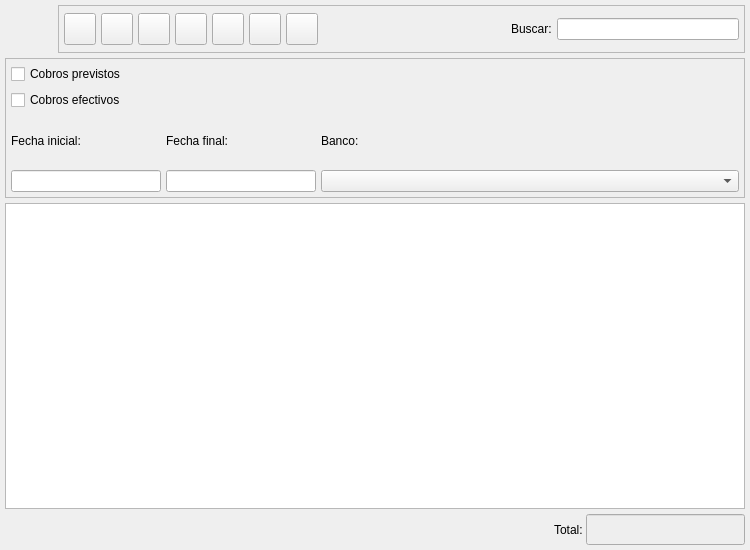
The window that bulmages/bulmafact/plugins/pluginbf_clientecobro/cobroslistbase.ui (eboladev/Bulmages-1) describes before a commit, drawn with Qt 5.
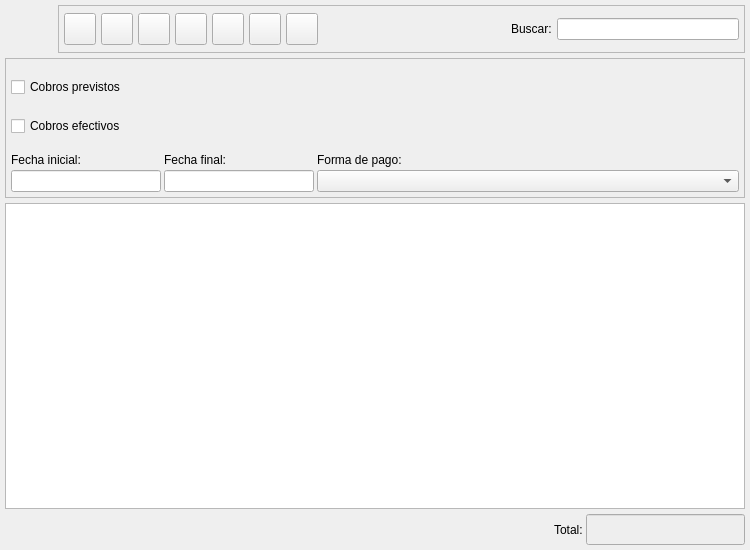
The same window after the commit. Icons and pictures are not drawn. Custom widgets are drawn as their Qt base class.

Commit message: Pongo la forma de pago en los cobros. Y quito los bancos que ahora van incorporados en la propia forma de pago. NOTA: Con este commit hay cambios en la base de datos de facturación asi que no os olvideis de aplicar el correspondiente parche ya que sino el programa no funcionará

What changed in the file:
```diff
--- a/bulmages/bulmafact/plugins/pluginbf_clientecobro/cobroslistbase.ui
+++ b/bulmages/bulmafact/plugins/pluginbf_clientecobro/cobroslistbase.ui
@@ -28,153 +28,10 @@
    <property name="spacing">
     <number>5</number>
    </property>
-   <item row="1" column="0">
-    <widget class="QFrame" name="m_busqueda">
-     <property name="minimumSize">
-      <size>
-       <width>16</width>
-       <height>140</height>
-      </size>
-     </property>
-     <property name="frameShape">
-      <enum>QFrame::StyledPanel</enum>
-     </property>
-     <property name="frameShadow">
-      <enum>QFrame::Raised</enum>
-     </property>
-     <layout class="QGridLayout">
-      <property name="margin">
-       <number>5</number>
-      </property>
-      <property name="spacing">
-       <number>5</number>
-      </property>
-      <item row="1" column="2">
-       <widget class="QLabel" name="textLabel1_5">
-        <property name="text">
-         <string>Banco:</string>
-        </property>
-       </widget>
-      </item>
-      <item row="2" column="2">
-       <widget class="BfBuscarBanco" name="mui_idbanco">
-        <property name="sizePolicy">
-         <sizepolicy hsizetype="Expanding" vsizetype="Fixed">
-          <horstretch>0</horstretch>
-          <verstretch>0</verstretch>
-         </sizepolicy>
-        </property>
-        <property name="minimumSize">
-         <size>
-          <width>200</width>
-          <height>21</height>
-         </size>
-        </property>
-       </widget>
-      </item>
-      <item row="1" column="1">
-       <widget class="QLabel" name="textLabel1_4_2">
-        <property name="text">
-         <string>Fecha final:</string>
-        </property>
-       </widget>
-      </item>
-      <item row="2" column="1">
-       <widget class="BlDateSearch" name="m_fechafin">
-        <property name="sizePolicy">
-         <sizepolicy hsizetype="Fixed" vsizetype="Preferred">
-          <horstretch>0</horstretch>
-          <verstretch>0</verstretch>
-         </sizepolicy>
-        </property>
-        <property name="minimumSize">
-         <size>
-          <width>150</width>
-          <height>21</height>
-         </size>
-        </property>
-       </widget>
-      </item>
-      <item row="1" column="0">
-       <widget class="QLabel" name="textLabel1_4">
-        <property name="text">
-         <string>Fecha inicial:</string>
-        </property>
-       </widget>
-      </item>
-      <item row="2" column="0">
-       <widget class="BlDateSearch" name="m_fechain">
-        <property name="sizePolicy">
-         <sizepolicy hsizetype="Fixed" vsizetype="Preferred">
-          <horstretch>0</horstretch>
-          <verstretch>0</verstretch>
-         </sizepolicy>
-        </property>
-        <property name="minimumSize">
-         <size>
-          <width>150</width>
-          <height>21</height>
-         </size>
-        </property>
-       </widget>
-      </item>
-      <item row="0" column="0" colspan="3">
-       <layout class="QHBoxLayout">
-        <property name="spacing">
-         <number>5</number>
-        </property>
-        <property name="margin">
-         <number>0</number>
-        </property>
-        <item>
-         <layout class="QVBoxLayout">
-          <property name="spacing">
-           <number>6</number>
-          </property>
-          <property name="margin">
-           <number>0</number>
-          </property>
-          <item>
-           <widget class="QCheckBox" name="mui_previsiones">
-            <property name="text">
-             <string>Cobros previstos</string>
-            </property>
-           </widget>
-          </item>
-          <item>
-           <widget class="QCheckBox" name="mui_efectivos">
-            <property name="text">
-             <string>Cobros efectivos</string>
-            </property>
-           </widget>
-          </item>
-         </layout>
-        </item>
-        <item>
-         <widget class="BlSearchWidget" name="m_cliente" native="true">
-          <property name="sizePolicy">
-           <sizepolicy hsizetype="Expanding" vsizetype="Preferred">
-            <horstretch>0</horstretch>
-            <verstretch>0</verstretch>
-           </sizepolicy>
-          </property>
-          <property name="minimumSize">
-           <size>
-            <width>250</width>
-            <height>0</height>
-           </size>
-          </property>
-         </widget>
-        </item>
-       </layout>
-      </item>
-     </layout>
-    </widget>
-   </item>
-   <item row="2" column="0">
-    <widget class="CobrosListSubForm" name="mui_list"/>
-   </item>
    <item row="3" column="0">
+    <widget class="CobrosListSubForm" name="mui_list"/>
+   </item>
+   <item row="4" column="0">
     <layout class="QHBoxLayout">
      <property name="spacing">
       <number>3</number>
@@ -654,15 +511,159 @@
      </item>
     </layout>
    </item>
+   <item row="2" column="0">
+    <widget class="QFrame" name="m_busqueda">
+     <property name="minimumSize">
+      <size>
+       <width>16</width>
+       <height>140</height>
+      </size>
+     </property>
+     <property name="frameShape">
+      <enum>QFrame::StyledPanel</enum>
+     </property>
+     <property name="frameShadow">
+      <enum>QFrame::Raised</enum>
+     </property>
+     <layout class="QGridLayout" name="gridLayout">
+      <item row="0" column="0" colspan="3">
+       <layout class="QHBoxLayout">
+        <property name="spacing">
+         <number>5</number>
+        </property>
+        <property name="margin">
+         <number>0</number>
+        </property>
+        <item>
+         <layout class="QVBoxLayout">
+          <property name="spacing">
+           <number>6</number>
+          </property>
+          <property name="margin">
+           <number>0</number>
+          </property>
+          <item>
+           <widget class="QCheckBox" name="mui_previsiones">
+            <property name="text">
+             <string>Cobros previstos</string>
+            </property>
+           </widget>
+          </item>
+          <item>
+           <widget class="QCheckBox" name="mui_efectivos">
+            <property name="text">
+             <string>Cobros efectivos</string>
+            </property>
+           </widget>
+          </item>
+         </layout>
+        </item>
+        <item>
+         <widget class="BlSearchWidget" name="m_cliente" native="true">
+          <property name="sizePolicy">
+           <sizepolicy hsizetype="Expanding" vsizetype="Preferred">
+            <horstretch>0</horstretch>
+            <verstretch>0</verstretch>
+           </sizepolicy>
+          </property>
+          <property name="minimumSize">
+           <size>
+            <width>250</width>
+            <height>0</height>
+           </size>
+          </property>
+         </widget>
+        </item>
+       </layout>
+      </item>
+      <item row="1" column="0">
+       <widget class="QLabel" name="textLabel1_4">
+        <property name="text">
+         <string>Fecha inicial:</string>
+        </property>
+       </widget>
+      </item>
+      <item row="1" column="1">
+       <widget class="QLabel" name="textLabel1_4_2">
+        <property name="text">
+         <string>Fecha final:</string>
+        </property>
+       </widget>
+      </item>
+      <item row="1" column="2">
+       <widget class="QLabel" name="label11">
+        <property name="sizePolicy">
+         <sizepolicy hsizetype="Preferred" vsizetype="Fixed">
+          <horstretch>0</horstretch>
+          <verstretch>0</verstretch>
+         </sizepolicy>
+        </property>
+        <property name="text">
+         <string>Forma de pago:</string>
+        </property>
+        <property name="alignment">
+         <set>Qt::AlignLeading|Qt::AlignLeft|Qt::AlignVCenter</set>
+        </property>
+        <property name="buddy">
+         <cstring>mui_idforma_pago</cstring>
+        </property>
+       </widget>
+      </item>
+      <item row="2" column="0">
+       <widget class="BlDateSearch" name="m_fechain">
+        <property name="sizePolicy">
+         <sizepolicy hsizetype="Fixed" vsizetype="Preferred">
+          <horstretch>0</horstretch>
+          <verstretch>0</verstretch>
+         </sizepolicy>
+        </property>
+        <property name="minimumSize">
+         <size>
+          <width>150</width>
+          <height>21</height>
+         </size>
+        </property>
+       </widget>
+      </item>
+      <item row="2" column="1">
+       <widget class="BlDateSearch" name="m_fechafin">
+        <property name="sizePolicy">
+         <sizepolicy hsizetype="Fixed" vsizetype="Preferred">
+          <horstretch>0</horstretch>
+          <verstretch>0</verstretch>
+         </sizepolicy>
+        </property>
+        <property name="minimumSize">
+         <size>
+          <width>150</width>
+          <height>21</height>
+         </size>
+        </property>
+       </widget>
+      </item>
+      <item row="2" column="2">
+       <widget class="BfBuscarFormaPago" name="mui_idforma_pago">
+        <property name="minimumSize">
+         <size>
+          <width>150</width>
+          <height>0</height>
+         </size>
+        </property>
+        <property name="maximumSize">
+         <size>
+          <width>700</width>
+          <height>16777215</height>
+         </size>
+        </property>
+       </widget>
+      </item>
+     </layout>
+    </widget>
+   </item>
   </layout>
  </widget>
  <layoutdefault spacing="3" margin="5"/>
  <customwidgets>
-  <customwidget>
-   <class>BfBuscarBanco</class>
-   <extends>QComboBox</extends>
-   <header>bfbuscarbanco.h</header>
-  </customwidget>
   <customwidget>
    <class>BlDateSearch</class>
    <extends>QLineEdit</extends>
@@ -678,6 +679,11 @@
    <extends>QWidget</extends>
    <header>blsearchwidget.h</header>
   </customwidget>
+  <customwidget>
+   <class>BfBuscarFormaPago</class>
+   <extends>QComboBox</extends>
+   <header>bfbuscarformapago.h</header>
+  </customwidget>
  </customwidgets>
  <resources>
   <include location="../../../bulmages.qrc"/>
```
The commit also changes 7 other files.
